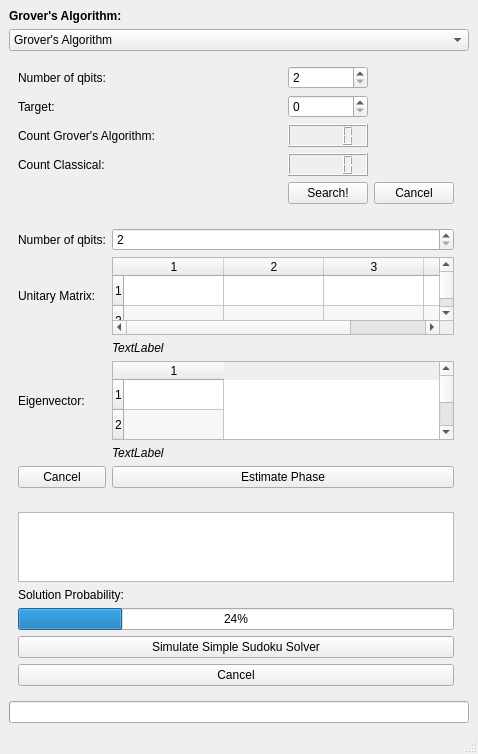
Before: the Qt Designer form qcp/gui/form.ui in Tiernan8r/quantum_computing_project, drawn with Qt 5.
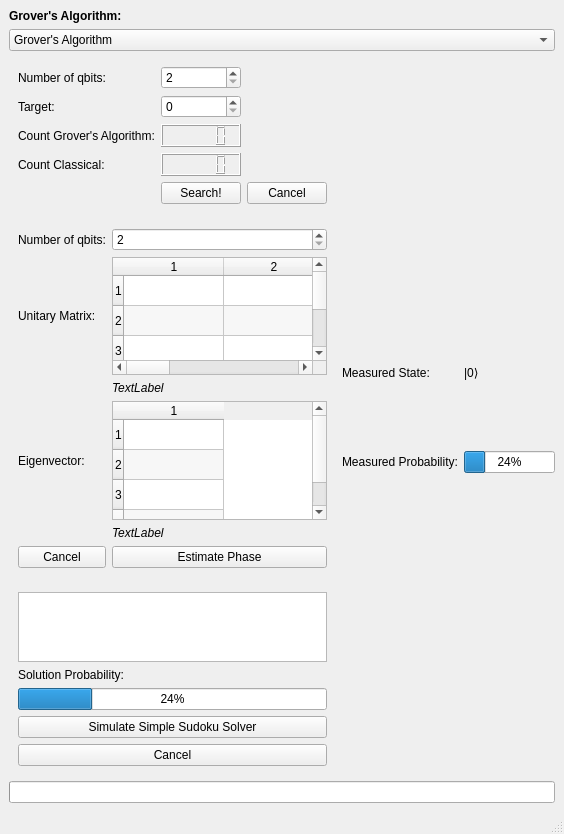
After: the same form once the commit is applied.

Commit message: generalise some simulator_component logic, now shows the measured state and the probability in the output

```diff
--- a/qcp/gui/form.ui
+++ b/qcp/gui/form.ui
@@ -7,7 +7,7 @@
     <x>0</x>
     <y>0</y>
     <width>478</width>
-    <height>754</height>
+    <height>834</height>
    </rect>
   </property>
   <property name="sizePolicy">
@@ -21,6 +21,28 @@
   </property>
   <widget class="QWidget" name="central_widget">
    <layout class="QGridLayout" name="gridLayout_2">
+    <item row="1" column="0">
+     <widget class="QComboBox" name="algorithm_options">
+      <property name="frame">
+       <bool>true</bool>
+      </property>
+      <item>
+       <property name="text">
+        <string>Grover's Algorithm</string>
+       </property>
+      </item>
+      <item>
+       <property name="text">
+        <string>Phase Estimation</string>
+       </property>
+      </item>
+      <item>
+       <property name="text">
+        <string>Sudoku</string>
+       </property>
+      </item>
+     </widget>
+    </item>
     <item row="0" column="0">
      <widget class="QLabel" name="title">
       <property name="text">
@@ -31,6 +53,19 @@
       </property>
      </widget>
     </item>
+    <item row="10" column="0">
+     <widget class="QProgressBar" name="progress_bar">
+      <property name="enabled">
+       <bool>true</bool>
+      </property>
+      <property name="value">
+       <number>0</number>
+      </property>
+      <property name="textVisible">
+       <bool>false</bool>
+      </property>
+     </widget>
+    </item>
     <item row="2" column="0">
      <layout class="QHBoxLayout" name="horizontalLayout">
       <item>
@@ -804,6 +839,8 @@
        </layout>
       </item>
       <item>
+       <layout class="QVBoxLayout" name="output_window">
+        <item>
        <widget class="QWidget" name="graph" native="true">
         <property name="sizePolicy">
          <sizepolicy hsizetype="Fixed" vsizetype="Fixed">
@@ -813,42 +850,106 @@
         </property>
        </widget>
       </item>
-     </layout>
-    </item>
-    <item row="10" column="0">
-     <widget class="QProgressBar" name="progress_bar">
-      <property name="enabled">
-       <bool>true</bool>
-      </property>
-      <property name="value">
-       <number>0</number>
-      </property>
-      <property name="textVisible">
-       <bool>false</bool>
-      </property>
-     </widget>
-    </item>
+        <item>
+         <spacer name="verticalSpacer_21">
+          <property name="orientation">
+           <enum>Qt::Vertical</enum>
+          </property>
+          <property name="sizeHint" stdset="0">
+           <size>
+            <width>20</width>
+            <height>40</height>
+           </size>
+          </property>
+         </spacer>
+        </item>
+        <item>
+         <layout class="QFormLayout" name="output_display">
     <item row="1" column="0">
-     <widget class="QComboBox" name="algorithm_options">
-      <property name="frame">
-       <bool>true</bool>
-      </property>
-      <item>
+           <widget class="QLabel" name="label_measured_state">
+            <property name="text">
+             <string>Measured State:</string>
+            </property>
+           </widget>
+          </item>
+          <item row="3" column="0">
+           <widget class="QLabel" name="label_measured_probability">
        <property name="text">
-        <string>Grover's Algorithm</string>
-       </property>
-      </item>
-      <item>
+             <string>Measured Probability:</string>
+            </property>
+           </widget>
+          </item>
+          <item row="3" column="1">
+           <widget class="QProgressBar" name="state_probability">
+            <property name="value">
+             <number>24</number>
+            </property>
+           </widget>
+          </item>
+          <item row="0" column="0">
+           <spacer name="verticalSpacer">
+            <property name="orientation">
+             <enum>Qt::Vertical</enum>
+            </property>
+            <property name="sizeHint" stdset="0">
+             <size>
+              <width>20</width>
+              <height>40</height>
+             </size>
+            </property>
+           </spacer>
+          </item>
+          <item row="2" column="0">
+           <spacer name="verticalSpacer_4">
+            <property name="orientation">
+             <enum>Qt::Vertical</enum>
+            </property>
+            <property name="sizeHint" stdset="0">
+             <size>
+              <width>20</width>
+              <height>40</height>
+             </size>
+            </property>
+           </spacer>
+          </item>
+          <item row="4" column="0">
+           <spacer name="verticalSpacer_6">
+            <property name="orientation">
+             <enum>Qt::Vertical</enum>
+            </property>
+            <property name="sizeHint" stdset="0">
+             <size>
+              <width>20</width>
+              <height>40</height>
+             </size>
+            </property>
+           </spacer>
+          </item>
+          <item row="1" column="1">
+           <widget class="QLabel" name="label_state_value">
        <property name="text">
-        <string>Phase Estimation</string>
-       </property>
-      </item>
+             <string>|0⟩</string>
+            </property>
+           </widget>
+          </item>
+         </layout>
+        </item>
       <item>
-       <property name="text">
-        <string>Sudoku</string>
-       </property>
-      </item>
-     </widget>
+         <spacer name="verticalSpacer_12">
+          <property name="orientation">
+           <enum>Qt::Vertical</enum>
+          </property>
+          <property name="sizeHint" stdset="0">
+           <size>
+            <width>20</width>
+            <height>40</height>
+           </size>
+          </property>
+         </spacer>
+        </item>
+       </layout>
+      </item>
+     </layout>
     </item>
    </layout>
   </widget>
```
Lines whose indentation alone changed are shown as unchanged. The commit also changes 9 other files.
